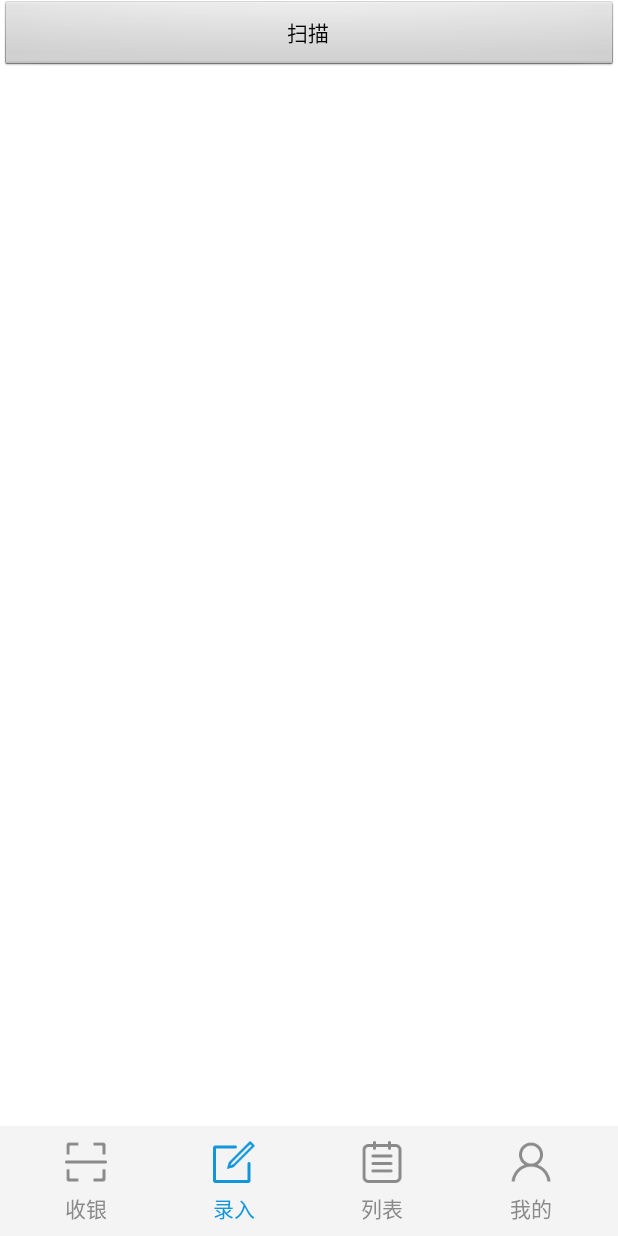
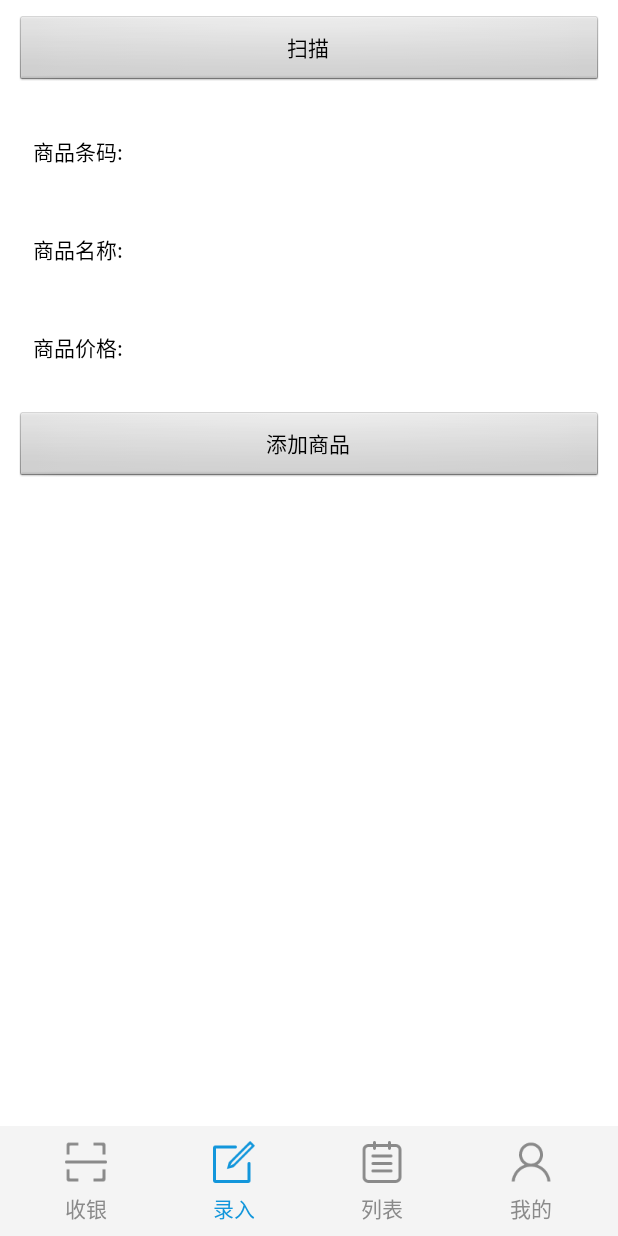
Before and after one commit to hongyang1657/SupermarketSystem, an Android app: the screen it shows after launch (MainActivity), after a tap on "录入", on a phone screen of 412 x 824 dp. Run offline under Robolectric (Android 15) with nearby library versions, the phone set to English and light mode, and no system bars; 5 statements that could not run were skipped.

Commit message:
加入数据库

```diff
--- a/app/src/main/java/com/hongy/supermarketsystem/fragment/EnteringFragment.java
+++ b/app/src/main/java/com/hongy/supermarketsystem/fragment/EnteringFragment.java
@@ -14,19 +14,22 @@ import android.view.LayoutInflater;
 import android.view.View;
 import android.view.ViewGroup;
 import android.widget.Button;
+import android.widget.EditText;
 import android.widget.TextView;
 import android.widget.Toast;
 
 import com.hongy.supermarketsystem.R;
+import com.hongy.supermarketsystem.bean.Goods;
 import com.hongy.supermarketsystem.utils.Constant;
+import com.hongy.supermarketsystem.utils.DataBaseUtil;
 import com.hongy.supermarketsystem.zxing.activity.CaptureActivity;
 
 import static android.app.Activity.RESULT_OK;
 
 public class EnteringFragment extends Fragment {
 
-    private Button btScan;
-    private TextView tvBarCode;
+    private Button btScan,btAddGoods;
+    private EditText etBarCode,etGoodsName,etGoodsPrice;
 
     @Nullable
     @Override
@@ -38,11 +41,20 @@ public class EnteringFragment extends Fragment {
 
     private void initView(View view){
         btScan = view.findViewById(R.id.bt_scan);
-        tvBarCode = view.findViewById(R.id.tv_bar_code);
+        btAddGoods = view.findViewById(R.id.bt_add_goods);
+        etBarCode = view.findViewById(R.id.et_bar_code);
+        etGoodsName = view.findViewById(R.id.et_goods_name);
+        etGoodsPrice = view.findViewById(R.id.et_goods_price);
         btScan.setOnClickListener(new View.OnClickListener() {
             @Override
             public void onClick(View v) {
                 startQrCode();
+            }
+        });
+        btAddGoods.setOnClickListener(new View.OnClickListener() {
+            @Override
+            public void onClick(View view) {
+                addGoodsToDB();
             }
         });
     }
@@ -59,6 +71,22 @@ public class EnteringFragment extends Fragment {
         startActivityForResult(intent, Constant.REQ_QR_CODE);
     }
 
+    //添加商品到数据库
+    private void addGoodsToDB(){
+        String goodsName = etGoodsName.getText().toString().trim();
+        String goodsPrice = etGoodsPrice.getText().toString().trim();
+        String goodsBarcode = etBarCode.getText().toString().trim();
+        if ("".equals(goodsName)||"".equals(goodsPrice)||"".equals(goodsBarcode)){
+            Toast.makeText(getActivity(), "商品信息不能为空", Toast.LENGTH_SHORT).show();
+        }else {
+            DataBaseUtil.insertData(new Goods(goodsName,goodsPrice,goodsBarcode));
+            etGoodsName.setText("");
+            etGoodsPrice.setText("");
+            etBarCode.setText("");
+            Toast.makeText(getActivity(), "添加商品成功", Toast.LENGTH_SHORT).show();
+        }
+    }
+
     @Override
     public void onActivityResult(int requestCode, int resultCode, Intent data) {
         super.onActivityResult(requestCode, resultCode, data);
@@ -67,7 +95,7 @@ public class EnteringFragment extends Fragment {
             Bundle bundle = data.getExtras();
             String scanResult = bundle.getString(Constant.INTENT_EXTRA_KEY_QR_SCAN);
             //将扫描出的信息显示出来
-            tvBarCode.setText(scanResult);
+            etBarCode.setText(scanResult);
         }
     }
 
--- a/app/src/main/java/com/hongy/supermarketsystem/fragment/ListFragment.java
+++ b/app/src/main/java/com/hongy/supermarketsystem/fragment/ListFragment.java
@@ -9,14 +9,39 @@ import android.view.View;
 import android.view.ViewGroup;
 
 import com.hongy.supermarketsystem.R;
+import com.hongy.supermarketsystem.bean.Goods;
+import com.hongy.supermarketsystem.utils.DataBaseUtil;
+import com.hongy.supermarketsystem.utils.L;
+
+import java.util.List;
 
 public class ListFragment extends Fragment {
 
+    private List<Goods> goodsList;
 
     @Nullable
     @Override
     public View onCreateView(LayoutInflater inflater, @Nullable ViewGroup container, Bundle savedInstanceState) {
         View view = inflater.inflate(R.layout.fragment_list, container, false);
+        initView(view);
         return view;
     }
+
+    @Override
+    public void onResume() {
+        super.onResume();
+        L.i("onResume");
+        refreshData();
+    }
+
+    private void initView(View view){
+
+    }
+
+    private void refreshData(){
+        goodsList = DataBaseUtil.queryAll();
+        for (int i=0;i<goodsList.size();i++){
+            L.i("goodsList:"+goodsList.get(i).toString());
+        }
+    }
 }
--- a/app/src/main/res/layout/fragment_entering.xml
+++ b/app/src/main/res/layout/fragment_entering.xml
@@ -1,5 +1,5 @@
 <?xml version="1.0" encoding="utf-8"?>
-<GridLayout xmlns:android="http://schemas.android.com/apk/res/android"
+<LinearLayout xmlns:android="http://schemas.android.com/apk/res/android"
     android:orientation="vertical"
     android:background="@color/colorWhite"
     android:layout_width="match_parent"
@@ -8,12 +8,100 @@
     <Button
         android:id="@+id/bt_scan"
         android:text="扫描"
+        android:layout_margin="10dp"
         android:layout_width="match_parent"
         android:layout_height="wrap_content" />
-    <TextView
-        android:id="@+id/tv_bar_code"
-        android:padding="8dp"
-        android:gravity="center"
+
+    <LinearLayout
+        android:layout_margin="10dp"
+        android:orientation="horizontal"
+        android:padding="4dp"
+        android:gravity="center_vertical"
+        android:layout_width="match_parent"
+        android:layout_height="wrap_content">
+
+        <TextView
+            android:padding="8dp"
+            android:text="商品条码:"
+            android:gravity="center"
+            android:textSize="14sp"
+            android:textColor="@color/colorBlack"
+            android:layout_width="wrap_content"
+            android:layout_height="wrap_content" />
+        <EditText
+            android:id="@+id/et_bar_code"
+            android:background="@null"
+            android:layout_weight="1"
+            android:padding="8dp"
+            android:inputType="number"
+            android:textSize="14sp"
+            android:textColor="@color/colorBlack"
+            android:gravity="center_vertical"
+            android:layout_width="0dp"
+            android:layout_height="wrap_content" />
+    </LinearLayout>
+    <LinearLayout
+        android:layout_margin="10dp"
+        android:orientation="horizontal"
+        android:padding="4dp"
+        android:gravity="center_vertical"
+        android:layout_width="match_parent"
+        android:layout_height="wrap_content">
+
+        <TextView
+            android:padding="8dp"
+            android:text="商品名称:"
+            android:gravity="center"
+            android:textSize="14sp"
+            android:textColor="@color/colorBlack"
+            android:layout_width="wrap_content"
+            android:layout_height="wrap_content" />
+        <EditText
+            android:id="@+id/et_goods_name"
+            android:background="@null"
+            android:layout_weight="1"
+            android:padding="8dp"
+            android:textSize="14sp"
+            android:textColor="@color/colorBlack"
+            android:gravity="center_vertical"
+            android:layout_width="0dp"
+            android:layout_height="wrap_content" />
+    </LinearLayout>
+
+    <LinearLayout
+        android:layout_margin="10dp"
+        android:orientation="horizontal"
+        android:padding="4dp"
+        android:gravity="center_vertical"
+        android:layout_width="match_parent"
+        android:layout_height="wrap_content">
+
+        <TextView
+            android:padding="8dp"
+            android:text="商品价格:"
+            android:gravity="center"
+            android:textSize="14sp"
+            android:textColor="@color/colorBlack"
+            android:layout_width="wrap_content"
+            android:layout_height="wrap_content" />
+        <EditText
+            android:id="@+id/et_goods_price"
+            android:background="@null"
+            android:layout_weight="1"
+            android:padding="8dp"
+            android:inputType="numberDecimal"
+            android:textSize="14sp"
+            android:textColor="@color/colorBlack"
+            android:gravity="center_vertical"
+            android:layout_width="0dp"
+            android:layout_height="wrap_content" />
+    </LinearLayout>
+
+    <Button
+        android:layout_margin="10dp"
+        android:id="@+id/bt_add_goods"
+        android:text="添加商品"
         android:layout_width="match_parent"
         android:layout_height="wrap_content" />
-</GridLayout>
+
+</LinearLayout>
```
Also changed, not shown: app/src/main/java/com/hongy/supermarketsystem/bean/Goods.java (+25 -46 lines), app/src/main/java/com/hongy/supermarketsystem/utils/DataBaseUtil.java (added, +34 -0 lines), app/src/main/res/layout/fragment_list.xml (+6 -5 lines).
